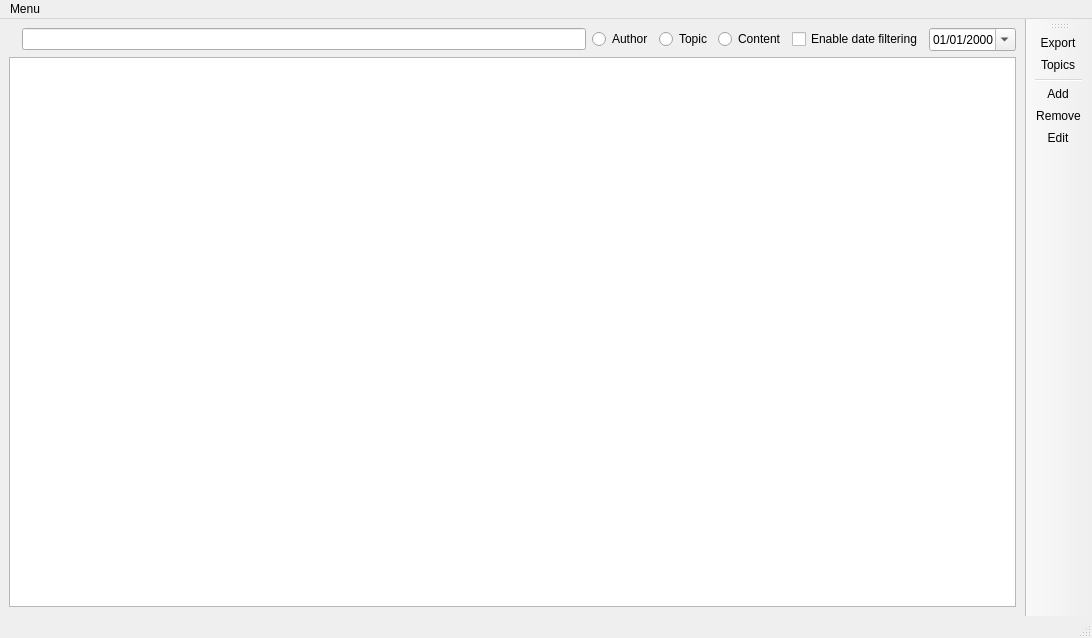
lucianodato/JI-quotes, file mainwindow.ui: the form before one commit.
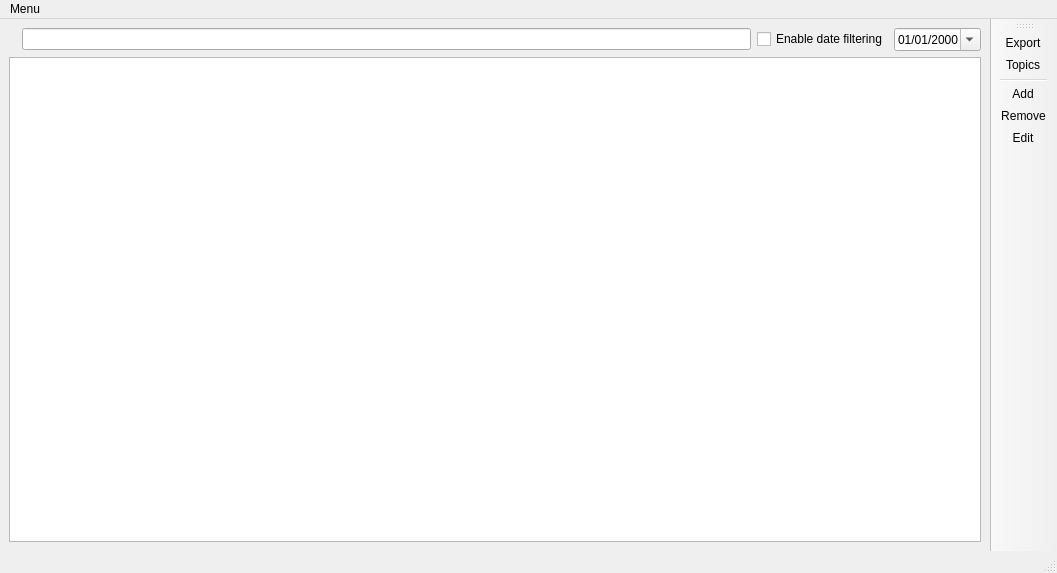
The form after the commit. Icons and pictures are not drawn.

Commit message: Simplifying mainwindow.ui layout

Diff of the .ui file:
```diff
--- a/mainwindow.ui
+++ b/mainwindow.ui
@@ -6,8 +6,8 @@
    <rect>
     <x>0</x>
     <y>0</y>
-    <width>1092</width>
-    <height>638</height>
+    <width>1057</width>
+    <height>573</height>
    </rect>
   </property>
   <property name="windowTitle">
@@ -20,8 +20,6 @@
   <widget class="QWidget" name="centralwidget">
    <layout class="QVBoxLayout" name="verticalLayout_3">
     <item>
-     <layout class="QVBoxLayout" name="verticalLayout">
-      <item>
        <layout class="QHBoxLayout" name="horizontalLayout">
         <item>
          <widget class="QLabel" name="SearchIcon">
@@ -51,27 +49,6 @@
         <item>
          <widget class="QLineEdit" name="lineEdit"/>
         </item>
-        <item>
-         <widget class="QRadioButton" name="radioButton">
-          <property name="text">
-           <string>Author</string>
-          </property>
-         </widget>
-        </item>
-        <item>
-         <widget class="QRadioButton" name="radioButton_2">
-          <property name="text">
-           <string>Topic</string>
-          </property>
-         </widget>
-        </item>
-        <item>
-         <widget class="QRadioButton" name="radioButton_3">
-          <property name="text">
-           <string>Content</string>
-          </property>
-         </widget>
-        </item>
         <item>
          <widget class="QCheckBox" name="checkBox">
           <property name="text">
@@ -98,15 +75,13 @@
        <widget class="QTableView" name="tableView"/>
       </item>
      </layout>
-    </item>
-   </layout>
   </widget>
   <widget class="QMenuBar" name="menubar">
    <property name="geometry">
     <rect>
      <x>0</x>
      <y>0</y>
-     <width>1092</width>
+     <width>1057</width>
      <height>22</height>
     </rect>
    </property>
```
Left out of the diff: 2 changed lines with no effect on the pictures. Lines whose indentation alone changed are shown as unchanged.
